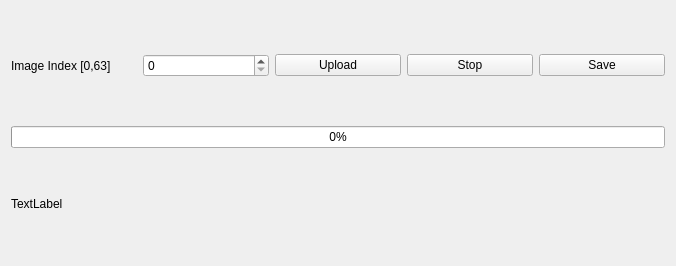
Above: qt_pc_tool/forma7105uploader.ui from muyuchl/epaper_price_tag_mod before the change. Below: the same form after it.
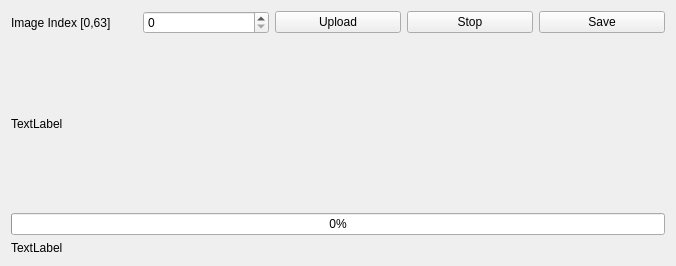
That is the form after the change. Custom widgets are drawn as their Qt base class.

Commit message: uploader fix data offset bug; add monoimagelabel for preview

The edit to the form file:
```diff
--- a/qt_pc_tool/forma7105uploader.ui
+++ b/qt_pc_tool/forma7105uploader.ui
@@ -53,6 +53,16 @@
      </item>
     </layout>
    </item>
+   <item>
+    <widget class="MonoImageLabel" name="labelPreview">
+     <property name="enabled">
+      <bool>true</bool>
+     </property>
+     <property name="text">
+      <string>TextLabel</string>
+     </property>
+    </widget>
+   </item>
    <item>
     <widget class="QProgressBar" name="progressBar">
      <property name="value">
@@ -75,6 +85,13 @@
    </item>
   </layout>
  </widget>
+ <customwidgets>
+  <customwidget>
+   <class>MonoImageLabel</class>
+   <extends>QLabel</extends>
+   <header location="global">monoimagelabel.h</header>
+  </customwidget>
+ </customwidgets>
  <resources/>
  <connections/>
 </ui>
```
The commit also changes 7 other files.
